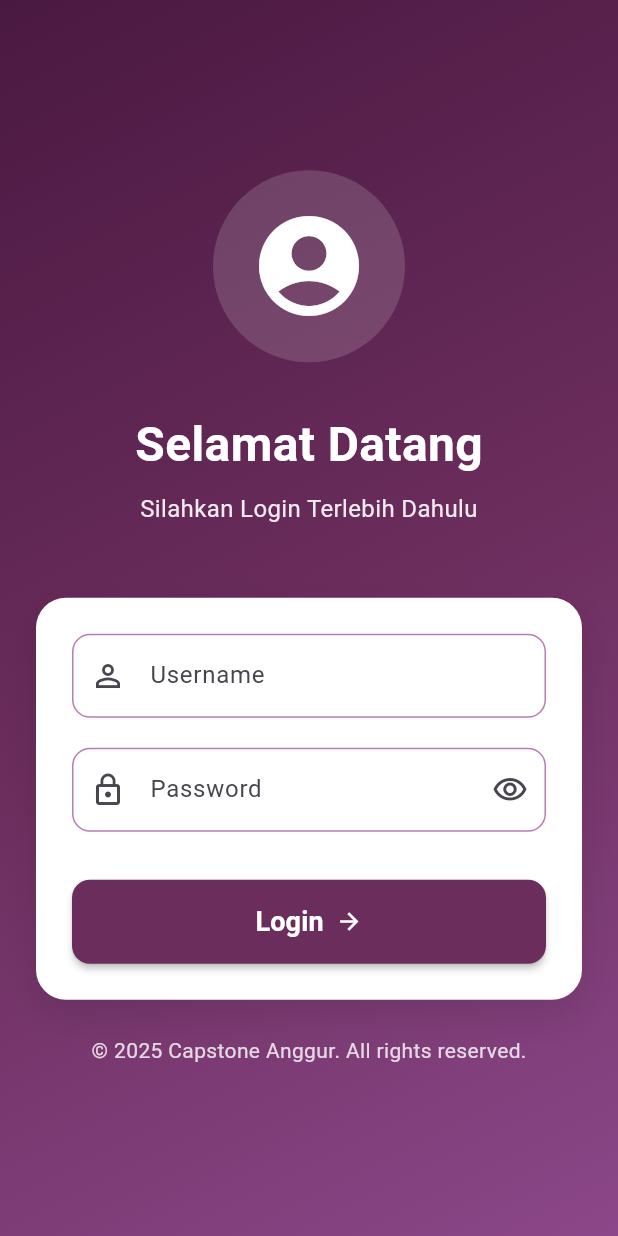
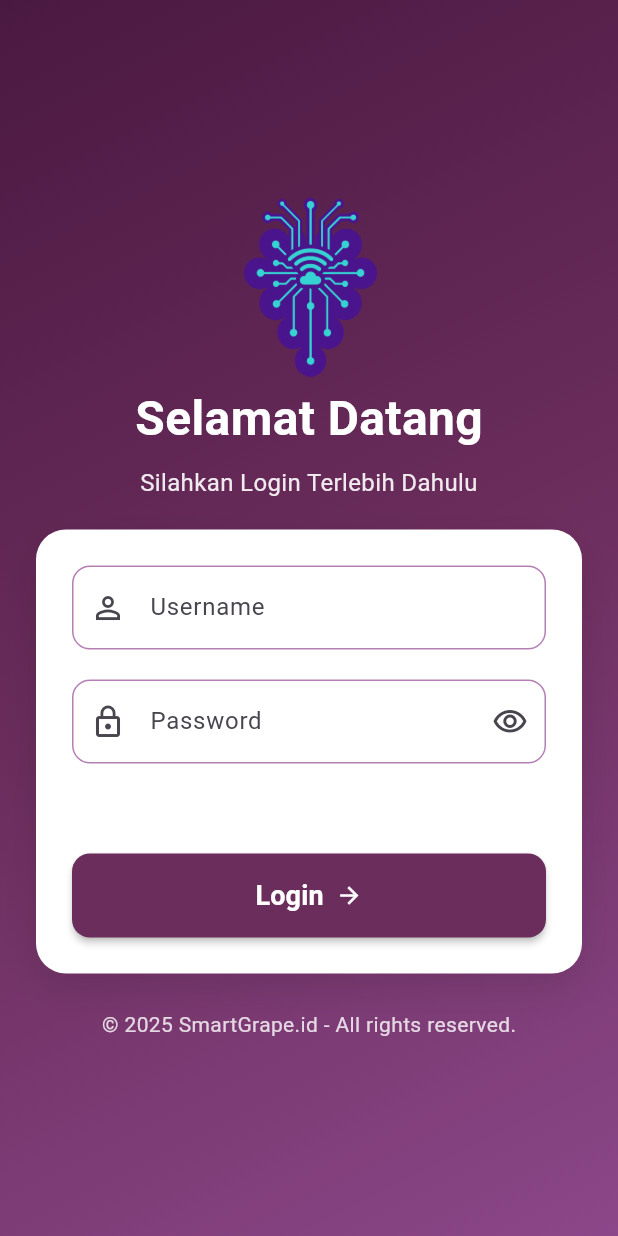
Before and after one commit to abrayudhistira/monitoring_anggur, a Flutter app: the screen it shows after launch, on a phone screen of 412 x 824 dp. Run offline on Flutter 3.47's test engine with Material 3 defaults, Android fonts, the phone set to English and light mode, and no system bars; our stand-ins replace flutter_secure_storage, socket_io_client; accounts and stored records are empty.

Commit message:
add : icon launcher and integration in UI

```diff
--- a/lib/core/services/api_services.dart
+++ b/lib/core/services/api_services.dart
@@ -1,7 +1,7 @@
 import 'package:http/http.dart' as http;
 
 // Ganti dengan URL backend Node.js Anda
-const String baseURL = "http://10.0.2.2:3000";
+const String baseURL = "http://192.168.1.123:5002";
 
 class ApiService {
   // Metode untuk mendapatkan header HTTP dengan token JWT
--- a/lib/page/auth/login.dart
+++ b/lib/page/auth/login.dart
@@ -98,18 +98,18 @@ class _LoginViewState extends State<LoginView> {
                   children: [
                     // Logo atau Icon
                     Container(
-                      padding: const EdgeInsets.all(24),
-                      decoration: BoxDecoration(
-                        color: Colors.white.withOpacity(0.15),
-                        shape: BoxShape.circle,
-                      ),
-                      child: const Icon(
-                        Icons.account_circle,
-                        size: 80,
-                        color: Colors.white,
+                      // padding: const EdgeInsets.all(24),
+                      // decoration: BoxDecoration(
+                      //   color: Colors.white.withOpacity(0.15),
+                      //   shape: BoxShape.circle,
+                      // ),
+                      child: Image.asset(
+                        'assets/images/smartgrape.id.png',
+                        width: 120,
+                        height: 120,
                       ),
                     ),
-                    const SizedBox(height: 32),
+                    const SizedBox(height: 5),
 
                     // Judul
                     const Text(
@@ -129,7 +129,7 @@ class _LoginViewState extends State<LoginView> {
                       ),
                       textAlign: TextAlign.center,
                     ),
-                    const SizedBox(height: 48),
+                    const SizedBox(height: 20),
 
                     // Card Form
                     Container(
@@ -225,7 +225,7 @@ class _LoginViewState extends State<LoginView> {
                               return null;
                             },
                           ),
-                          const SizedBox(height: 32),
+                          const SizedBox(height: 60),
 
                           // Login Button
                           SizedBox(
@@ -274,7 +274,7 @@ class _LoginViewState extends State<LoginView> {
 
                     // Footer
                     Text(
-                      '© 2025 Capstone Anggur. All rights reserved.',
+                      '© 2025 SmartGrape.id - All rights reserved.',
                       style: TextStyle(
                         color: Colors.white.withOpacity(0.8),
                         fontSize: 14,
--- a/lib/page/dashboard/dashboard.dart
+++ b/lib/page/dashboard/dashboard.dart
@@ -60,18 +60,22 @@ class HomeView extends StatelessWidget {
           children: [
             Container(
               padding: const EdgeInsets.all(8),
-              decoration: BoxDecoration(
-                color: Colors.white.withOpacity(0.2),
-                borderRadius: BorderRadius.circular(8),
+              // decoration: BoxDecoration(
+              //   color: Colors.white.withOpacity(0.2),
+              //   borderRadius: BorderRadius.circular(8),
+              // ),
+              child: Image.asset(
+                'assets/images/smartgrape.id.png',
+                width: 32,
+                height: 32,
               ),
-              child: const Icon(Icons.dashboard_rounded, size: 24, color: Colors.grey),
             ),
             const SizedBox(width: 12),
             const Column(
               crossAxisAlignment: CrossAxisAlignment.start,
               children: [
                 Text(
-                  'Dashboard IoT',
+                  'SmartGrape.id',
                   style: TextStyle(
                     fontSize: 20,
                     fontWeight: FontWeight.bold,
@@ -79,7 +83,7 @@ class HomeView extends StatelessWidget {
                   ),
                 ),
                 Text(
-                  'Monitoring Real-time',
+                  'Real-Time Monitoring',
                   style: TextStyle(
                     fontSize: 12,
                     fontWeight: FontWeight.normal,
@@ -220,7 +224,7 @@ class HomeView extends StatelessWidget {
                       child: Column(
                         children: [
                           Text(
-                            suhu != null ? '${suhu.humidity.toStringAsFixed(1)}%' : 'N/A',
+                            suhu != null ? '${suhu.humidity.toStringAsFixed(1)}H' : 'N/A',
                             style: TextStyle(
                               fontSize: 56,
                               fontWeight: FontWeight.bold,
@@ -584,7 +588,7 @@ class HomeView extends StatelessWidget {
             // Footer Info
             Center(
               child: Text(
-                '© 2025 Capstone Anggur. All rights reserved.',
+                '© 2025 SmartGrape.id - All rights reserved.',
                 style: TextStyle(
                   fontSize: 12,
                   color: grapeAccent.withOpacity(0.7),
--- a/pubspec.yaml
+++ b/pubspec.yaml
@@ -63,9 +63,8 @@ flutter:
   uses-material-design: true
 
   # To add assets to your application, add an assets section, like this:
-  # assets:
-  #   - images/a_dot_burr.jpeg
-  #   - images/a_dot_ham.jpeg
+  assets:
+    - assets/images/smartgrape.id.png
 
   # An image asset can refer to one or more resolution-specific "variants", see
   # https://flutter.dev/to/resolution-aware-images
```
Also changed, not shown: assets/images/smartgrape.id.png (added), pubspec.lock, 6 other files.
